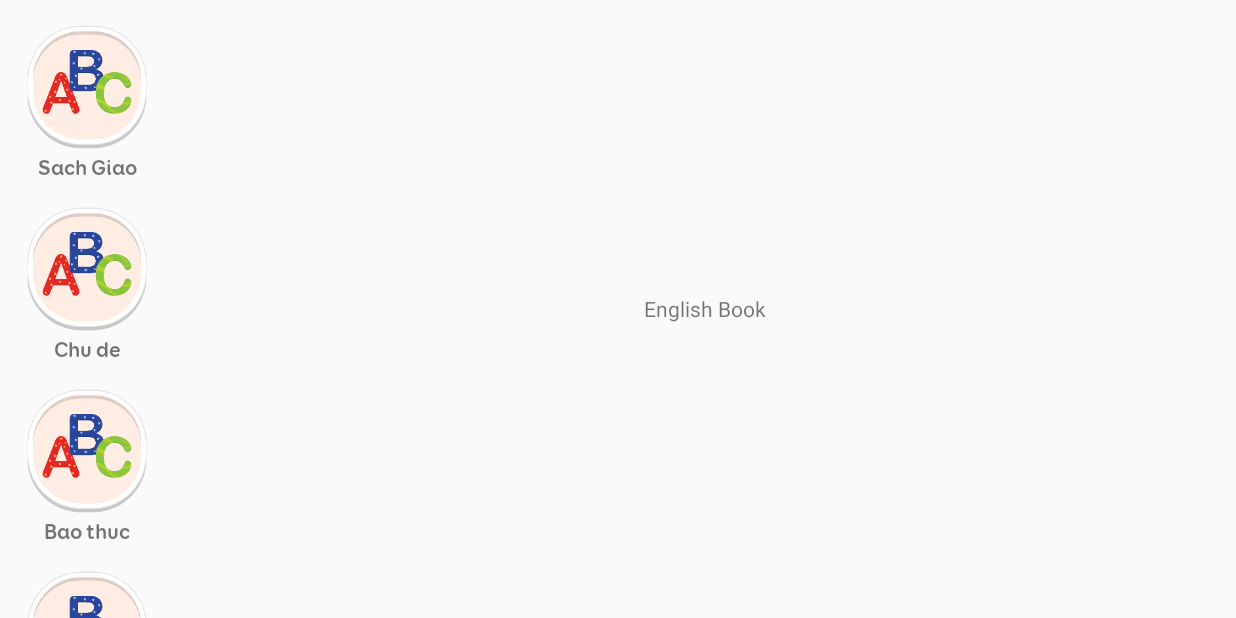
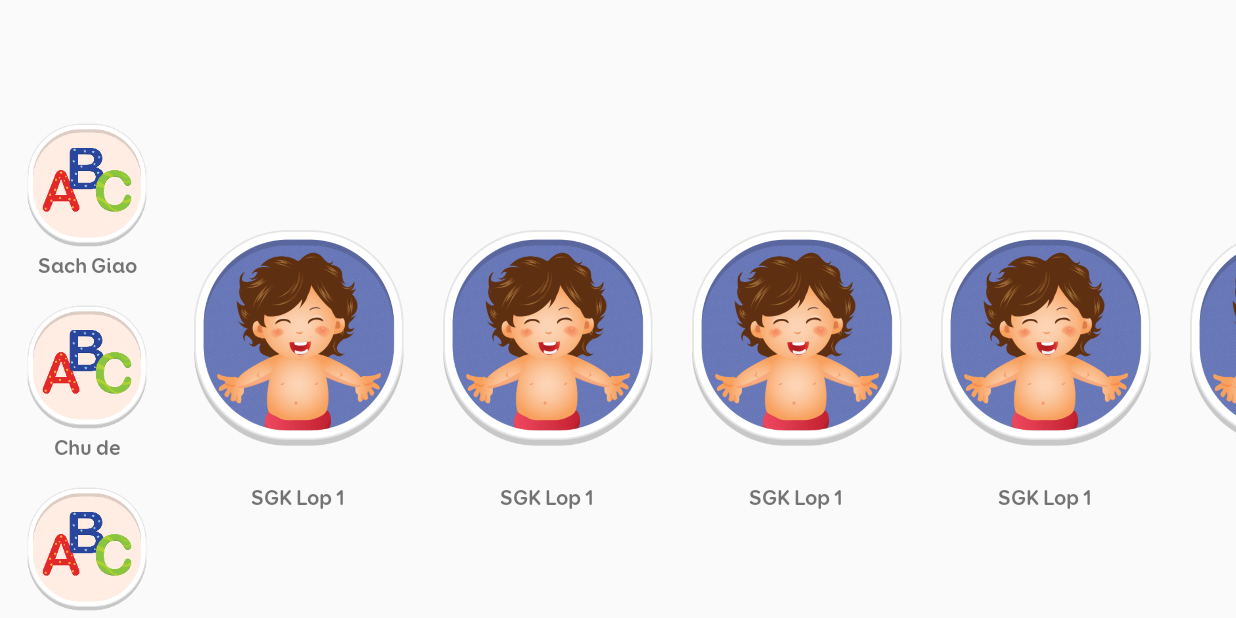
Before and after one commit to tungtsdev96/Kid_Robot, an Android app: the screen it shows after launch (MainActivity), on a phone screen of 824 x 412 dp (held sideways). Run offline under Robolectric (Android 15) with nearby library versions, the phone set to English and light mode, and no system bars; our stand-ins replace RxJava; pictures from the network do not load.

Commit message:
[16/01/2020] Adding test show list book for EnglishBookFragment.

```diff
--- a/app/src/main/java/com/android/tupple/robot/activity/MainActivity.java
+++ b/app/src/main/java/com/android/tupple/robot/activity/MainActivity.java
@@ -8,6 +8,7 @@ import com.android.tupple.robot.commondata.MenuItemData;
 import com.android.tupple.robot.commondata.SchoolBook;
 import com.android.tupple.robot.commondata.Topic;
 import com.android.tupple.robot.domain.entity.menumain.MenuMain;
+import com.android.tupple.robot.domain.entity.menumain.MenuType;
 import com.android.tupple.robot.domain.presenter.drawer.DrawerModel;
 import com.android.tupple.robot.domain.presenter.drawer.DrawerPresenterImpl;
 import com.android.tupple.robot.domain.presenter.drawer.DrawerView;
@@ -71,6 +72,7 @@ public class MainActivity extends BaseActivity {
         englishBookPresenter.setEnglishTopicViewWrapper(englishBookViewWrapper);
         englishBookPresenter.setEnglishBookModel(englishBookModel);
         // TODO innit Observerable
+        mMenuMain.setCurrentPresenterByMenuType(MenuType.ENGLISH_BOOK);
         mMenuMain.setEnglishBookPresenter(englishBookPresenter);
     }
 
@@ -89,4 +91,10 @@ public class MainActivity extends BaseActivity {
         super.onResume();
         mMenuMain.start();
     }
+
+    @Override
+    protected void onDestroy() {
+//        mMenuMain.stop();
+        super.onDestroy();
+    }
 }
--- a/app/src/main/java/com/android/tupple/robot/commondata/SchoolBook.java
+++ b/app/src/main/java/com/android/tupple/robot/commondata/SchoolBook.java
@@ -1,8 +1,32 @@
 package com.android.tupple.robot.commondata;
+
+import java.util.ArrayList;
+import java.util.List;
 
 /**
  * Created by tungts on 2020-01-15.
  */
 
 public class SchoolBook {
+
+    public String idBook;
+    public String nameBook;
+    public String imageBook;
+
+    public static List<SchoolBook> fakeData() {
+        SchoolBook book = new SchoolBook();
+        book.idBook = "1";
+        book.imageBook = "adsa";
+        book.nameBook = "SGK";
+
+        List<SchoolBook> schoolBooks = new ArrayList<>();
+        schoolBooks.add(book);
+        schoolBooks.add(book);
+        schoolBooks.add(book);
+        schoolBooks.add(book);
+        schoolBooks.add(book);
+
+        return schoolBooks;
+    }
+
 }
--- a/app/src/main/java/com/android/tupple/robot/model/english/EnglishBookModelImpl.java
+++ b/app/src/main/java/com/android/tupple/robot/model/english/EnglishBookModelImpl.java
@@ -2,8 +2,13 @@ package com.android.tupple.robot.model.english;
 
 import android.content.Context;
 
+import com.android.tupple.cleanobject.CleanObservable;
 import com.android.tupple.robot.commondata.SchoolBook;
 import com.android.tupple.robot.domain.presenter.englishbook.EnglishBookModel;
+
+import java.util.List;
+
+import io.reactivex.disposables.CompositeDisposable;
 
 /**
  * Created by tungts on 2020-01-13.
@@ -13,7 +18,27 @@ public class EnglishBookModelImpl implements EnglishBookModel<SchoolBook> {
 
     private Context mContext;
 
+    private CompositeDisposable mCompositeDisposable = new CompositeDisposable();
+
     public EnglishBookModelImpl(Context mContext) {
         this.mContext = mContext;
     }
+
+    @Override
+    public CleanObservable<List<SchoolBook>> getListBook() {
+        return CleanObservable.create(
+                cleanObserver -> {
+                   cleanObserver.onNext(SchoolBook.fakeData());
+                }
+        );
+    }
+
+    @Override
+    public void cancel() {
+        mCompositeDisposable.dispose();
+    }
+
+    @Override
+    public void destroy() {
+    }
 }
--- /dev/null
+++ b/app/src/main/java/com/android/tupple/robot/view/englishbook/BookAdapter.java
@@ -0,0 +1,62 @@
+package com.android.tupple.robot.view.englishbook;
+
+import android.content.Context;
+import android.view.LayoutInflater;
+import android.view.View;
+import android.view.ViewGroup;
+
+import androidx.annotation.NonNull;
+import androidx.recyclerview.widget.RecyclerView;
+
+import com.android.tupple.robot.R;
+import com.android.tupple.robot.commondata.SchoolBook;
+
+import java.util.ArrayList;
+import java.util.List;
+
+/**
+ * Created by tungts on 2020-01-16.
+ */
+
+public class BookAdapter extends RecyclerView.Adapter<BookAdapter.ItemBookViewHolder> {
+
+    private Context mContext;
+
+    private List<SchoolBook> mListBooks = new ArrayList<>();
+
+    public BookAdapter(Context mContext) {
+        this.mContext = mContext;
+    }
+
+    @NonNull
+    @Override
+    public ItemBookViewHolder onCreateViewHolder(@NonNull ViewGroup parent, int viewType) {
+        return new ItemBookViewHolder(
+                LayoutInflater.from(mContext).inflate(R.layout.item_school_book, parent, false)
+        );
+    }
+
+    @Override
+    public void onBindViewHolder(@NonNull ItemBookViewHolder holder, int position) {
+
+    }
+
+    @Override
+    public int getItemCount() {
+        return mListBooks.size();
+    }
+
+    public void setListBooks(List<SchoolBook> listBooks) {
+        mListBooks.clear();
+        mListBooks.addAll(listBooks);
+        notifyDataSetChanged();
+    }
+
+    class ItemBookViewHolder extends RecyclerView.ViewHolder {
+
+        public ItemBookViewHolder(@NonNull View itemView) {
+            super(itemView);
+        }
+    }
+
+}
--- a/app/src/main/java/com/android/tupple/robot/view/englishbook/EnglishBookFragment.java
+++ b/app/src/main/java/com/android/tupple/robot/view/englishbook/EnglishBookFragment.java
@@ -9,11 +9,15 @@ import android.view.ViewGroup;
 import androidx.annotation.NonNull;
 import androidx.annotation.Nullable;
 import androidx.fragment.app.Fragment;
+import androidx.recyclerview.widget.LinearLayoutManager;
+import androidx.recyclerview.widget.RecyclerView;
 
 import com.android.tupple.cleanobject.CleanObserver;
 import com.android.tupple.robot.R;
 import com.android.tupple.robot.commondata.SchoolBook;
 import com.android.tupple.robot.domain.presenter.englishbook.EnglishBookView;
+
+import java.util.List;
 
 /**
  * Created by tungts on 2020-01-15.
@@ -26,13 +30,16 @@ public class EnglishBookFragment extends Fragment implements EnglishBookView<Sch
     private Context mContext;
     private CleanObserver<EnglishBookView<SchoolBook>> mViewCreatedObserver;
 
-    public void setViewCreatedObserver(CleanObserver<EnglishBookView<SchoolBook>> viewCreatedObserver) {
+    void setViewCreatedObserver(CleanObserver<EnglishBookView<SchoolBook>> viewCreatedObserver) {
         this.mViewCreatedObserver = viewCreatedObserver;
     }
 
-    public static EnglishBookFragment newInstance() {
+    static EnglishBookFragment newInstance() {
         return new EnglishBookFragment();
     }
+
+    private RecyclerView mRcvListBooks;
+    private BookAdapter mBookAdapter;
 
     @Override
     public void onAttach(@NonNull Context context) {
@@ -43,11 +50,26 @@ public class EnglishBookFragment extends Fragment implements EnglishBookView<Sch
     @Nullable
     @Override
     public View onCreateView(@NonNull LayoutInflater inflater, @Nullable ViewGroup container, @Nullable Bundle savedInstanceState) {
-        View mRootView = inflater.inflate(R.layout.fragment_english_book, container, false);
+        View rootView = inflater.inflate(R.layout.fragment_english_book, container, false);
+
+        initView(rootView);
 
         if (mViewCreatedObserver != null) {
             mViewCreatedObserver.onNext(this);
         }
-        return mRootView;
+        return rootView;
     }
+
+    private void initView(View rootView) {
+        mRcvListBooks = rootView.findViewById(R.id.rcv_english_book);
+        mBookAdapter = new BookAdapter(mContext);
+        mRcvListBooks.setLayoutManager(new LinearLayoutManager(mContext, RecyclerView.HORIZONTAL, false));
+        mRcvListBooks.setAdapter(mBookAdapter);
+    }
+
+    @Override
+    public void setListData(List<SchoolBook> listBooks) {
+        mBookAdapter.setListBooks(listBooks);
+    }
+
 }
--- a/app/src/main/res/layout/activity_main.xml
+++ b/app/src/main/res/layout/activity_main.xml
@@ -7,6 +7,7 @@
     android:layout_height="match_parent"
     android:orientation="horizontal"
     android:animateLayoutChanges="true"
+    android:paddingTop="65dp"
     tools:context=".activity.MainActivity">
 
     <androidx.recyclerview.widget.RecyclerView
--- a/app/src/main/res/layout/fragment_english_book.xml
+++ b/app/src/main/res/layout/fragment_english_book.xml
@@ -6,14 +6,9 @@
     android:layout_height="match_parent">
 
     <androidx.recyclerview.widget.RecyclerView
+        android:layout_gravity="center"
         android:id="@+id/rcv_english_book"
         android:layout_width="match_parent"
-        android:layout_height="match_parent"/>
-
-    <TextView
-        android:layout_gravity="center"
-        android:text="English Book"
-        android:layout_width="wrap_content"
         android:layout_height="wrap_content"/>
 
 </FrameLayout>
--- /dev/null
+++ b/app/src/main/res/layout/item_load_more.xml
@@ -0,0 +1,7 @@
+<?xml version="1.0" encoding="utf-8"?>
+<ProgressBar
+    xmlns:android="http://schemas.android.com/apk/res/android"
+    android:orientation="vertical"
+    android:layout_width="match_parent"
+    android:layout_height="wrap_content"
+    android:padding="16dp"/>
--- /dev/null
+++ b/app/src/main/res/layout/item_school_book.xml
@@ -0,0 +1,26 @@
+<?xml version="1.0" encoding="utf-8"?>
+<LinearLayout
+    xmlns:android="http://schemas.android.com/apk/res/android"
+    android:orientation="vertical"
+    android:layout_width="wrap_content"
+    android:layout_height="wrap_content"
+    android:padding="8dp"
+    android:gravity="center_horizontal">
+
+    <ImageView
+        android:id="@+id/img_schoolbook"
+        android:layout_width="150dp"
+        android:layout_height="180dp"
+        android:layout_gravity="center_horizontal"
+        android:src="@drawable/ic_body_part"/>
+
+    <TextView
+        android:id="@+id/title_book"
+        android:layout_marginTop="5dp"
+        android:layout_width="wrap_content"
+        android:layout_height="wrap_content"
+        android:layout_gravity="center_horizontal"
+        android:text="SGK Lop 1"
+        android:fontFamily="@font/boosternextfy_bold"/>
+
+</LinearLayout>
--- a/domain/src/main/java/com/android/tupple/robot/domain/entity/menumain/MenuMain.java
+++ b/domain/src/main/java/com/android/tupple/robot/domain/entity/menumain/MenuMain.java
@@ -43,6 +43,7 @@ public class MenuMain {
         }
     }
 
+    // TODO start header, drawer, currentMenu
     public void start() {
         if (mDrawerViewPresenter != null) {
             mDrawerViewPresenter.start();
@@ -51,6 +52,39 @@ public class MenuMain {
         if (mCurrentPresenter != null) {
             mCurrentPresenter.start();
         }
+    }
+
+    public void setCurrentPresenterByMenuType(MenuType menuType) {
+        mCurrentPresenter = mMenuPresenterViewHolder.get(menuType);
+    }
+
+    private void onMenuswitched(MenuType menuType) {
+
+        if (mCurrentPresenter != null && mCurrentPresenter.getMenuType() == menuType) {
+            return;
+        }
+
+        changeMenu(menuType);
+
+//        if (mOnCalendarSwitchListener != null) {
+//            mOnCalendarSwitchListener.onCalendarSwitched(calendarType);
+//        }
+    }
+
+    private void changeMenu(MenuType menuType) {
+//        mCurrentPresenter.release();
+//        mCurrentPresenter.stop();
+        setCurrentPresenterByMenuType(menuType);
+        updateMenuMain();
+    }
+
+    private void updateMenuMain() {
+        // TODO update header, drawer,...
+
+//        if (mCurrentPresenter != null) {
+//            updateHeaderAndDrawer(mCurrentPresenter.getMenuMainType());
+//            mCurrentPresenter.init();
+//        }
     }
 
     public void stop() {
--- a/domain/src/main/java/com/android/tupple/robot/domain/presenter/englishbook/EnglishBookModel.java
+++ b/domain/src/main/java/com/android/tupple/robot/domain/presenter/englishbook/EnglishBookModel.java
@@ -1,8 +1,16 @@
 package com.android.tupple.robot.domain.presenter.englishbook;
+
+import com.android.tupple.cleanobject.CleanObservable;
+import com.android.tupple.robot.domain.presenter.IModel;
+
+import java.util.List;
 
 /**
  * Created by tungts on 2020-01-12.
  */
 
-public interface EnglishBookModel<SchoolBook> {
+public interface EnglishBookModel<SchoolBook> extends IModel {
+
+    CleanObservable<List<SchoolBook>> getListBook();
+
 }
--- a/domain/src/main/java/com/android/tupple/robot/domain/presenter/englishbook/EnglishBookPresenterImpl.java
+++ b/domain/src/main/java/com/android/tupple/robot/domain/presenter/englishbook/EnglishBookPresenterImpl.java
@@ -32,7 +32,12 @@ public class EnglishBookPresenterImpl<SchoolBook> implements EnglishBookPresente
 
     @Override
     public void start() {
+        loadData();
+    }
 
+    private void loadData() {
+        // TODO handle emply data or error
+        mEnglishBookModel.getListBook().subscribe(mEnglishBookView::setListData);
     }
 
     private void onViewCreated(EnglishBookView<SchoolBook> englishBookView) {
--- a/domain/src/main/java/com/android/tupple/robot/domain/presenter/englishbook/EnglishBookView.java
+++ b/domain/src/main/java/com/android/tupple/robot/domain/presenter/englishbook/EnglishBookView.java
@@ -1,8 +1,13 @@
 package com.android.tupple.robot.domain.presenter.englishbook;
+
+import java.util.List;
 
 /**
  * Created by tungts on 2020-01-12.
  */
 
 public interface EnglishBookView<Book> {
+
+    void setListData(List<Book> listBooks);
+
 }
```
